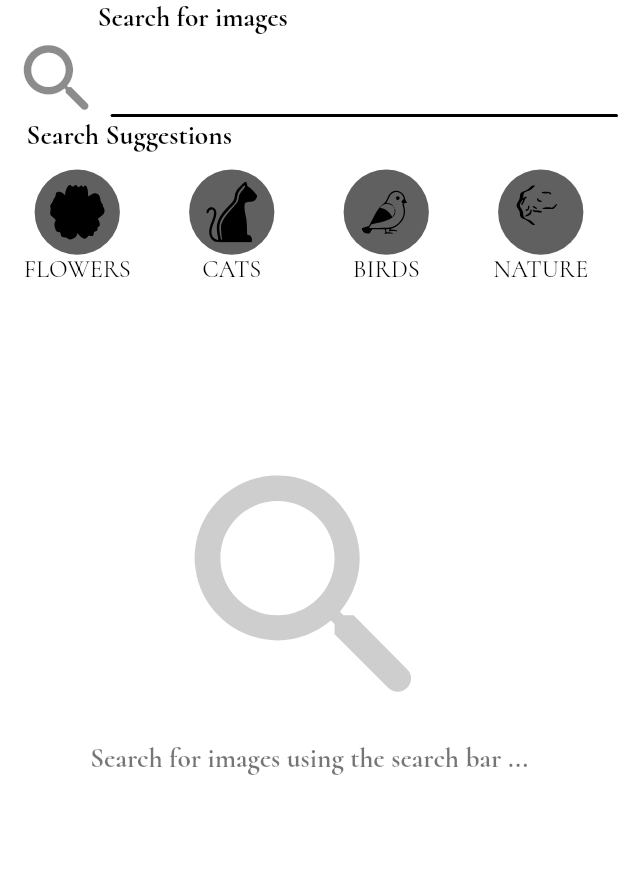
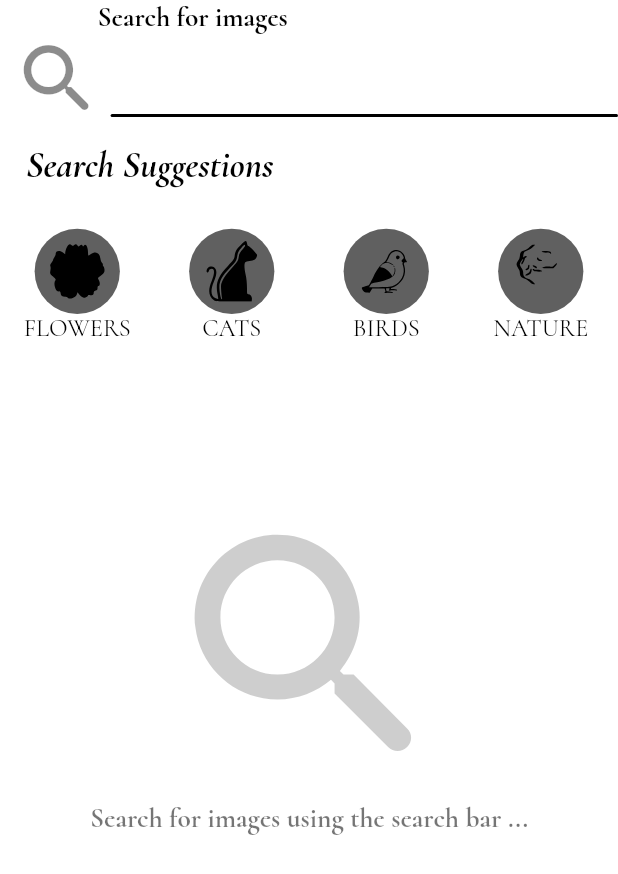
Before and after one commit to shadowprince444/lazy_loading, a Flutter app: the screen it shows after launch, on a phone screen of 412 x 824 dp. Shown: the top 874 px of the screen. Run offline on Flutter 3.47's test engine with Material 2 defaults, Android fonts, the phone set to English and light mode, and no system bars; our stand-ins replace dio, flutter_svg, get, google_fonts.

Commit message:
made small changes in UI

```diff
--- a/lib/view/screens/image_list_screen/pagination_screen.dart
+++ b/lib/view/screens/image_list_screen/pagination_screen.dart
@@ -153,12 +153,13 @@ class _PaginatedScreenState extends State<PaginatedScreen> {
                       ),
                     ),
                     Padding(
-                      padding: EdgeInsets.only(
-                        left: 16.hdp(),
+                      padding: EdgeInsets.symmetric(
+                        horizontal: 16.hdp(),
+                        vertical: 16.vdp(),
                       ),
                       child: Text(
                         "Search Suggestions",
-                        style: AppTextThemes().headline2,
+                        style: AppTextThemes().headline3,
                       ),
                     ),
                     SuggestionTileList(
--- a/lib/view/screens/image_list_screen/widgets/suggestion_tile_list_widget.dart
+++ b/lib/view/screens/image_list_screen/widgets/suggestion_tile_list_widget.dart
@@ -76,9 +76,11 @@ class ImageTile extends StatelessWidget {
       onTap: () => onTapOnTile(
         index,
       ),
+      child: SizedBox(
+        width: MediaQuery.of(context).size.width / 4,
         child: Container(
           decoration: BoxDecoration(
-          color: isSelected ? Colors.grey.withOpacity(.5) : Colors.transparent,
+            color: isSelected ? Colors.grey : Colors.transparent,
             borderRadius: BorderRadius.vertical(
               top: Radius.circular(
                 32.vdp(),
@@ -89,7 +91,9 @@ class ImageTile extends StatelessWidget {
           padding: EdgeInsets.symmetric(
             vertical: 4.vdp(),
           ),
-        width: MediaQuery.of(context).size.width / 4,
+          margin: EdgeInsets.symmetric(
+            horizontal: 10.hdp(),
+          ),
           child: Column(
             children: [
               const Expanded(child: SizedBox()),
@@ -116,6 +120,7 @@ class ImageTile extends StatelessWidget {
             ],
           ),
         ),
+      ),
     );
   }
 }
```
Lines whose indentation alone changed are shown as unchanged.
